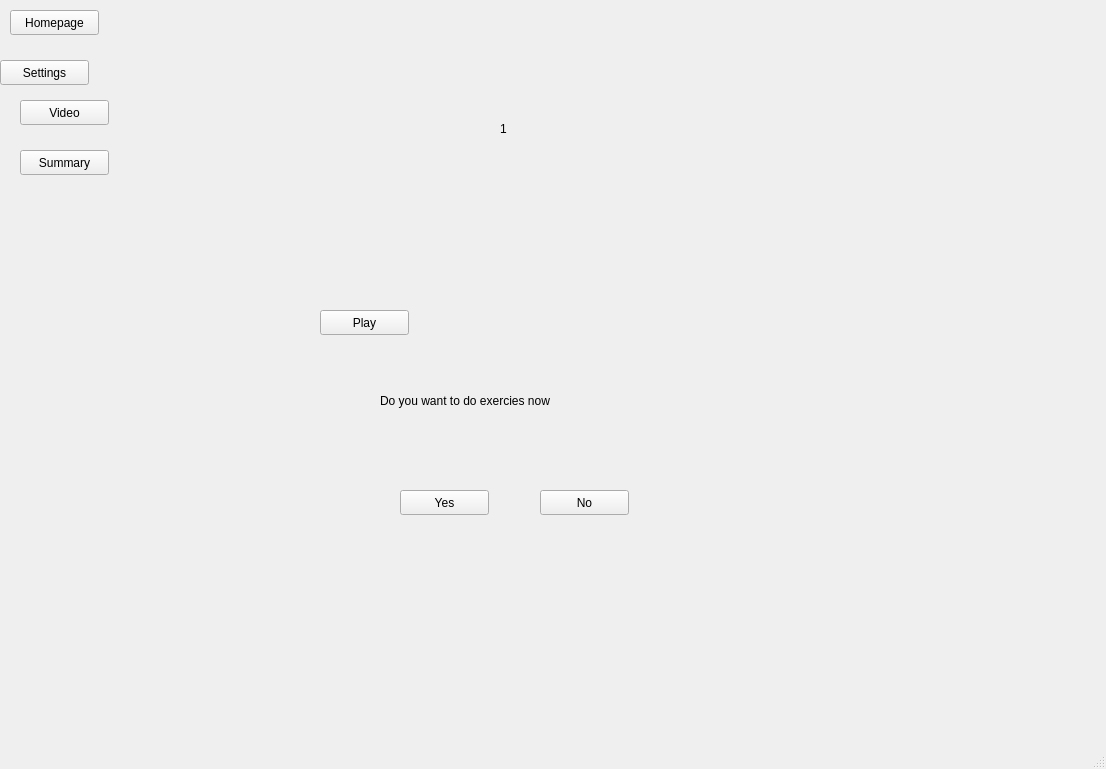
First picture: the form in ui/MainView.ui, repository TheGeniesis/PAK, before the edit.
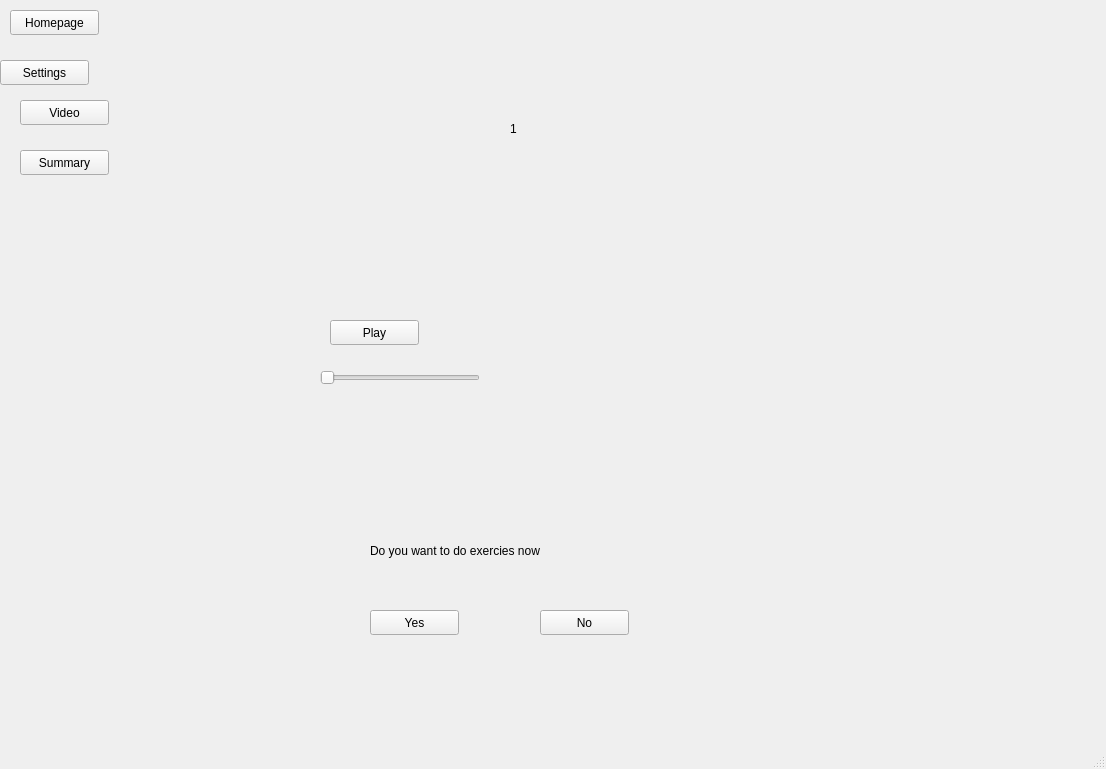
Second picture: the form after the edit. The open tabs and pages were chosen to show the change.

Commit message: build in video

What changed in the file:
```diff
--- a/ui/MainView.ui
+++ b/ui/MainView.ui
@@ -17,10 +17,10 @@
             <widget class="QStackedWidget" name="page_main">
                 <property name="geometry">
                     <rect>
-                        <x>220</x>
-                        <y>30</y>
-                        <width>631</width>
-                        <height>561</height>
+      <x>200</x>
+      <y>20</y>
+      <width>741</width>
+      <height>731</height>
                     </rect>
                 </property>
                 <property name="currentIndex">
@@ -123,8 +123,8 @@
                     <widget class="QLabel" name="label_5">
                         <property name="geometry">
                             <rect>
-                                <x>160</x>
-                                <y>340</y>
+        <x>170</x>
+        <y>500</y>
                                 <width>281</width>
                                 <height>61</height>
                             </rect>
@@ -136,8 +136,8 @@
                     <widget class="QPushButton" name="b_video_exercise_yes">
                         <property name="geometry">
                             <rect>
-                                <x>180</x>
-                                <y>460</y>
+        <x>170</x>
+        <y>590</y>
                                 <width>89</width>
                                 <height>25</height>
                             </rect>
@@ -149,8 +149,8 @@
                     <widget class="QPushButton" name="b_video_exercise_no">
                         <property name="geometry">
                             <rect>
-                                <x>320</x>
-                                <y>460</y>
+        <x>340</x>
+        <y>590</y>
                                 <width>89</width>
                                 <height>25</height>
                             </rect>
@@ -159,11 +159,33 @@
                             <string>No</string>
                         </property>
                     </widget>
+     <widget class="QWidget" name="video_widget" native="true">
+      <property name="geometry">
+       <rect>
+        <x>90</x>
+        <y>30</y>
+        <width>541</width>
+        <height>451</height>
+       </rect>
+      </property>
+      <widget class="QSlider" name="f_video_length">
+       <property name="geometry">
+        <rect>
+         <x>30</x>
+         <y>320</y>
+         <width>160</width>
+         <height>16</height>
+        </rect>
+       </property>
+       <property name="orientation">
+        <enum>Qt::Horizontal</enum>
+       </property>
+      </widget>
                     <widget class="QWidget" name="video_box" native="true">
                         <property name="geometry">
                             <rect>
-                                <x>100</x>
-                                <y>50</y>
+         <x>40</x>
+         <y>30</y>
                                 <width>471</width>
                                 <height>221</height>
                             </rect>
@@ -185,8 +207,8 @@
                     <widget class="QPushButton" name="b_video_play">
                         <property name="geometry">
                             <rect>
-                                <x>100</x>
-                                <y>280</y>
+         <x>40</x>
+         <y>270</y>
                                 <width>89</width>
                                 <height>25</height>
                             </rect>
@@ -194,6 +216,17 @@
                         <property name="text">
                             <string>Play</string>
                         </property>
+      </widget>
+      <widget class="QWidget" name="video_media_player" native="true">
+       <property name="geometry">
+        <rect>
+         <x>20</x>
+         <y>50</y>
+         <width>120</width>
+         <height>80</height>
+        </rect>
+       </property>
+      </widget>
                     </widget>
                 </widget>
                 <widget class="QWidget" name="view_exercise_declined">
```
Left out of the diff: 2 changed lines with no effect on the pictures. Lines whose indentation alone changed are shown as unchanged. The commit also changes 10 other files.
